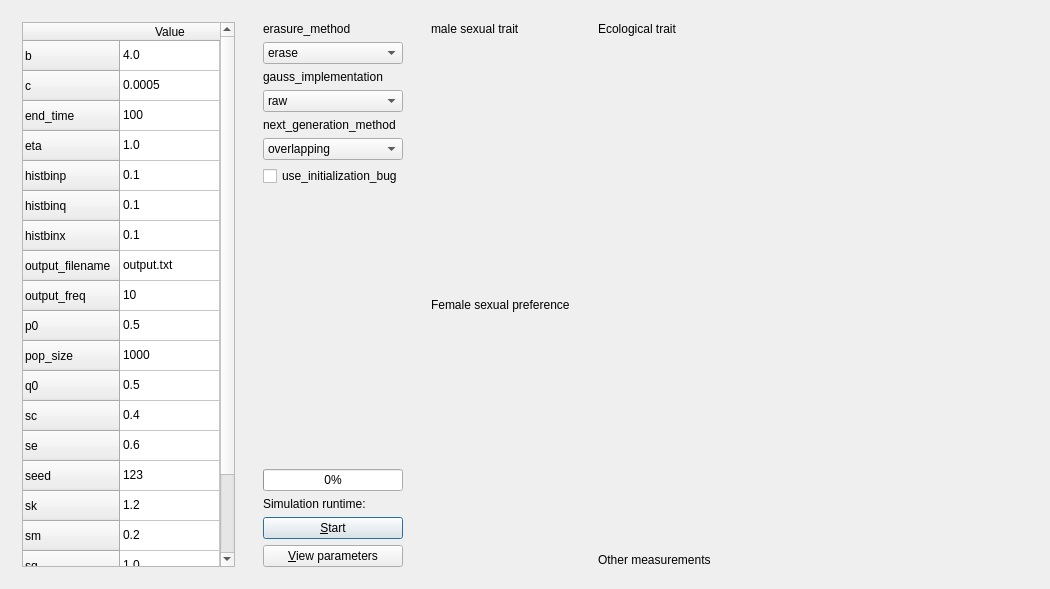
Qt form sado_qtdialog.ui (richelbilderbeek/pbdmms) before a commit.
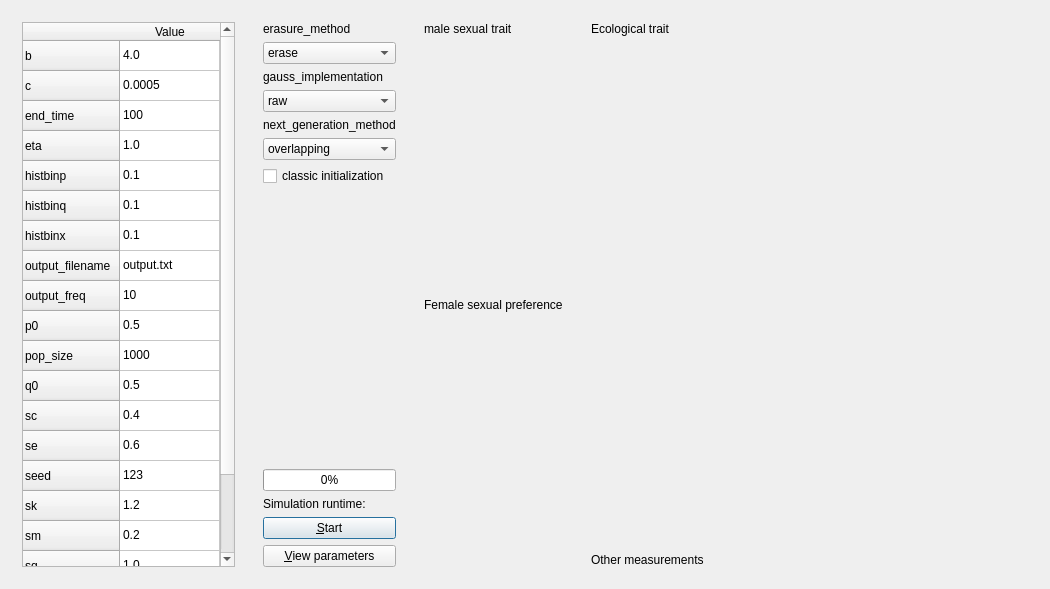
The same form after that commit. Custom widgets are drawn as their Qt base class.

Commit message: sado: more neutral GUI

```diff
--- a/sado_qtdialog.ui
+++ b/sado_qtdialog.ui
@@ -313,7 +313,7 @@
       <item>
        <widget class="QCheckBox" name="box_use_initialization_bug">
         <property name="text">
-         <string>use_initialization_bug</string>
+         <string>classic initialization</string>
         </property>
        </widget>
       </item>
```
